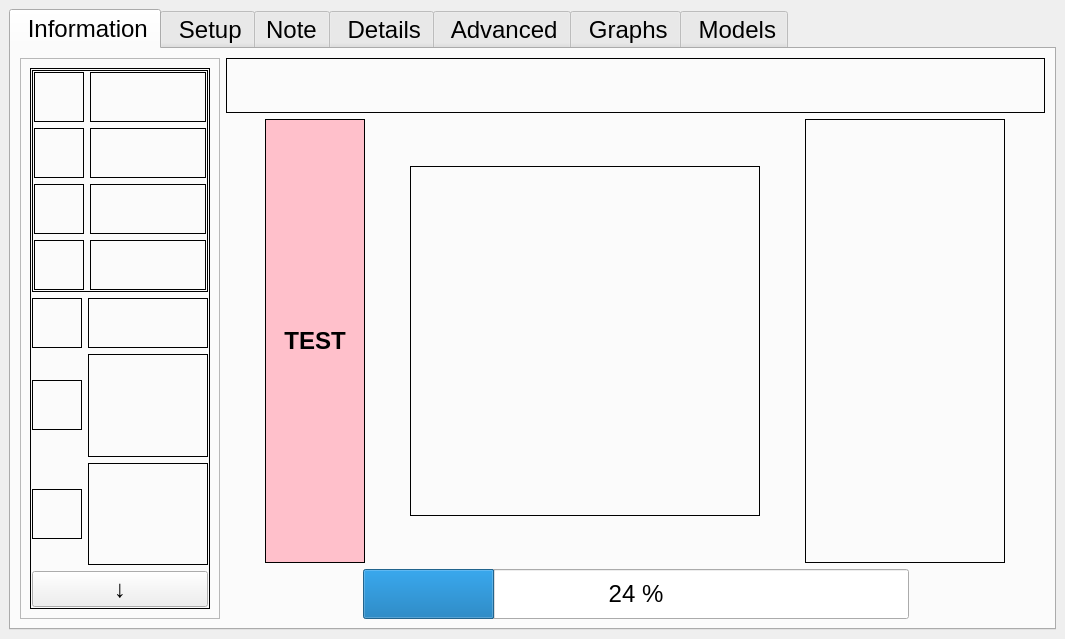
Qt form ddh/gui/gui.ui (LowellInstruments/ddh5) before a commit.
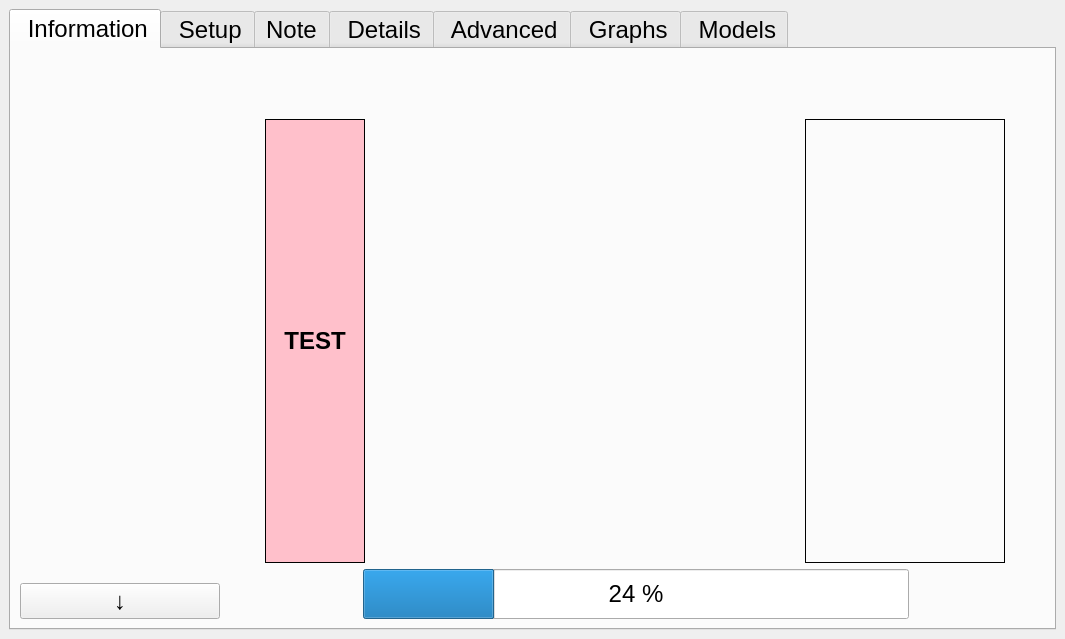
The same form after that commit. Icons and pictures are not drawn.

Diff of the .ui file:
```diff
--- a/ddh/gui/gui.ui
+++ b/ddh/gui/gui.ui
@@ -63,58 +63,49 @@
            </size>
           </property>
           <property name="frameShape">
-           <enum>QFrame::StyledPanel</enum>
+           <enum>QFrame::NoFrame</enum>
           </property>
           <property name="frameShadow">
-           <enum>QFrame::Raised</enum>
+           <enum>QFrame::Plain</enum>
           </property>
           <layout class="QVBoxLayout" name="verticalLayout_8">
-           <item>
-            <layout class="QVBoxLayout" name="verticalLayout_9">
-             <item>
-              <widget class="QFrame" name="frame_expand">
-               <property name="frameShape">
-                <enum>QFrame::Box</enum>
-               </property>
-               <property name="frameShadow">
-                <enum>QFrame::Plain</enum>
-               </property>
-               <layout class="QVBoxLayout" name="verticalLayout_10" stretch="0,0,0">
-                <property name="sizeConstraint">
-                 <enum>QLayout::SetDefaultConstraint</enum>
+           <property name="spacing">
+            <number>0</number>
                 </property>
                 <property name="leftMargin">
-                 <number>1</number>
+            <number>0</number>
                 </property>
                 <property name="topMargin">
-                 <number>1</number>
+            <number>0</number>
                 </property>
                 <property name="rightMargin">
-                 <number>1</number>
+            <number>0</number>
                 </property>
                 <property name="bottomMargin">
-                 <number>1</number>
+            <number>0</number>
                 </property>
                 <item>
-                 <widget class="QFrame" name="frame">
+            <layout class="QVBoxLayout" name="verticalLayout_9" stretch="0,0,0">
+             <item>
+              <widget class="QFrame" name="left_frame_1of2">
                   <property name="frameShape">
-                   <enum>QFrame::Box</enum>
+                <enum>QFrame::NoFrame</enum>
                   </property>
                   <property name="frameShadow">
                    <enum>QFrame::Plain</enum>
                   </property>
                   <layout class="QVBoxLayout" name="verticalLayout_12">
                    <property name="leftMargin">
-                    <number>1</number>
+                 <number>0</number>
                    </property>
                    <property name="topMargin">
-                    <number>1</number>
+                 <number>0</number>
                    </property>
                    <property name="rightMargin">
-                    <number>1</number>
+                 <number>0</number>
                    </property>
                    <property name="bottomMargin">
-                    <number>1</number>
+                 <number>0</number>
                    </property>
                    <item>
                     <layout class="QHBoxLayout" name="horizontalLayout_8">
@@ -133,7 +124,7 @@
                         </size>
                        </property>
                        <property name="frameShape">
-                        <enum>QFrame::Box</enum>
+                     <enum>QFrame::NoFrame</enum>
                        </property>
                        <property name="text">
                         <string/>
@@ -152,7 +143,7 @@
                         </sizepolicy>
                        </property>
                        <property name="frameShape">
-                        <enum>QFrame::Box</enum>
+                     <enum>QFrame::NoFrame</enum>
                        </property>
                        <property name="text">
                         <string/>
@@ -178,7 +169,7 @@
                         </size>
                        </property>
                        <property name="frameShape">
-                        <enum>QFrame::Box</enum>
+                     <enum>QFrame::NoFrame</enum>
                        </property>
                        <property name="text">
                         <string/>
@@ -197,7 +188,7 @@
                         </sizepolicy>
                        </property>
                        <property name="frameShape">
-                        <enum>QFrame::Box</enum>
+                     <enum>QFrame::NoFrame</enum>
                        </property>
                        <property name="text">
                         <string/>
@@ -226,7 +217,7 @@
                         </size>
                        </property>
                        <property name="frameShape">
-                        <enum>QFrame::Box</enum>
+                     <enum>QFrame::NoFrame</enum>
                        </property>
                        <property name="text">
                         <string/>
@@ -245,7 +236,7 @@
                         </sizepolicy>
                        </property>
                        <property name="frameShape">
-                        <enum>QFrame::Box</enum>
+                     <enum>QFrame::NoFrame</enum>
                        </property>
                        <property name="text">
                         <string/>
@@ -271,7 +262,7 @@
                         </size>
                        </property>
                        <property name="frameShape">
-                        <enum>QFrame::Box</enum>
+                     <enum>QFrame::NoFrame</enum>
                        </property>
                        <property name="text">
                         <string/>
@@ -290,7 +281,7 @@
                         </sizepolicy>
                        </property>
                        <property name="frameShape">
-                        <enum>QFrame::Box</enum>
+                     <enum>QFrame::NoFrame</enum>
                        </property>
                        <property name="text">
                         <string/>
@@ -303,9 +294,31 @@
                  </widget>
                 </item>
                 <item>
-                 <layout class="QVBoxLayout" name="_2" stretch="0,1,1">
+              <widget class="QFrame" name="left_frame_2of2">
+               <property name="frameShape">
+                <enum>QFrame::NoFrame</enum>
+               </property>
+               <property name="frameShadow">
+                <enum>QFrame::Plain</enum>
+               </property>
+               <layout class="QVBoxLayout" name="verticalLayout_10" stretch="0,0,0,0">
+                <property name="sizeConstraint">
+                 <enum>QLayout::SetDefaultConstraint</enum>
+                </property>
+                <property name="leftMargin">
+                 <number>0</number>
+                </property>
+                <property name="topMargin">
+                 <number>0</number>
+                </property>
+                <property name="rightMargin">
+                 <number>0</number>
+                </property>
+                <property name="bottomMargin">
+                 <number>0</number>
+                </property>
                   <item>
-                   <layout class="QHBoxLayout" name="horizontalLayout_22">
+                 <layout class="QHBoxLayout" name="horizontalLayout_25">
                     <item>
                      <widget class="QLabel" name="lbl_gps_antenna_img">
                       <property name="minimumSize">
@@ -321,7 +334,7 @@
                        </size>
                       </property>
                       <property name="frameShape">
-                       <enum>QFrame::Box</enum>
+                     <enum>QFrame::NoFrame</enum>
                       </property>
                       <property name="text">
                        <string/>
@@ -340,7 +353,7 @@
                        </sizepolicy>
                       </property>
                       <property name="frameShape">
-                       <enum>QFrame::Box</enum>
+                     <enum>QFrame::NoFrame</enum>
                       </property>
                       <property name="text">
                        <string/>
@@ -366,7 +379,7 @@
                        </size>
                       </property>
                       <property name="frameShape">
-                       <enum>QFrame::Box</enum>
+                     <enum>QFrame::NoFrame</enum>
                       </property>
                       <property name="text">
                        <string/>
@@ -385,7 +398,7 @@
                        </sizepolicy>
                       </property>
                       <property name="frameShape">
-                       <enum>QFrame::Box</enum>
+                     <enum>QFrame::NoFrame</enum>
                       </property>
                       <property name="text">
                        <string/>
@@ -414,7 +427,7 @@
                        </size>
                       </property>
                       <property name="frameShape">
-                       <enum>QFrame::Box</enum>
+                     <enum>QFrame::NoFrame</enum>
                       </property>
                       <property name="text">
                        <string/>
@@ -433,7 +446,7 @@
                        </sizepolicy>
                       </property>
                       <property name="frameShape">
-                       <enum>QFrame::Box</enum>
+                     <enum>QFrame::NoFrame</enum>
                       </property>
                       <property name="text">
                        <string/>
@@ -442,7 +455,53 @@
                     </item>
                    </layout>
                   </item>
+                <item>
+                 <layout class="QHBoxLayout" name="horizontalLayout_24">
+                  <item>
+                   <widget class="QLabel" name="lbl_empty_img">
+                    <property name="minimumSize">
+                     <size>
+                      <width>50</width>
+                      <height>50</height>
+                     </size>
+                    </property>
+                    <property name="maximumSize">
+                     <size>
+                      <width>50</width>
+                      <height>50</height>
+                     </size>
+                    </property>
+                    <property name="frameShape">
+                     <enum>QFrame::NoFrame</enum>
+                    </property>
+                    <property name="text">
+                     <string/>
+                    </property>
+                    <property name="scaledContents">
+                     <bool>true</bool>
+                    </property>
+                   </widget>
+                  </item>
+                  <item>
+                   <widget class="QLabel" name="lbl_empty_txt">
+                    <property name="sizePolicy">
+                     <sizepolicy hsizetype="Preferred" vsizetype="Preferred">
+                      <horstretch>0</horstretch>
+                      <verstretch>0</verstretch>
+                     </sizepolicy>
+                    </property>
+                    <property name="frameShape">
+                     <enum>QFrame::NoFrame</enum>
+                    </property>
+                    <property name="text">
+                     <string/>
+                    </property>
+                   </widget>
+                  </item>
                  </layout>
+                </item>
+               </layout>
+              </widget>
                 </item>
                 <item>
                  <widget class="QPushButton" name="btn_expand">
@@ -452,9 +511,6 @@
                  </widget>
                 </item>
                </layout>
-              </widget>
-             </item>
-            </layout>
            </item>
           </layout>
          </widget>
@@ -478,7 +534,7 @@
                </font>
               </property>
               <property name="frameShape">
-               <enum>QFrame::Box</enum>
+               <enum>QFrame::NoFrame</enum>
               </property>
               <property name="text">
                <string/>
@@ -550,7 +606,7 @@
                </font>
               </property>
               <property name="frameShape">
-               <enum>QFrame::Box</enum>
+               <enum>QFrame::NoFrame</enum>
               </property>
               <property name="text">
                <string/>
```
Left out of the diff: 2 changed lines with no effect on the pictures. Lines whose indentation alone changed are shown as unchanged.
